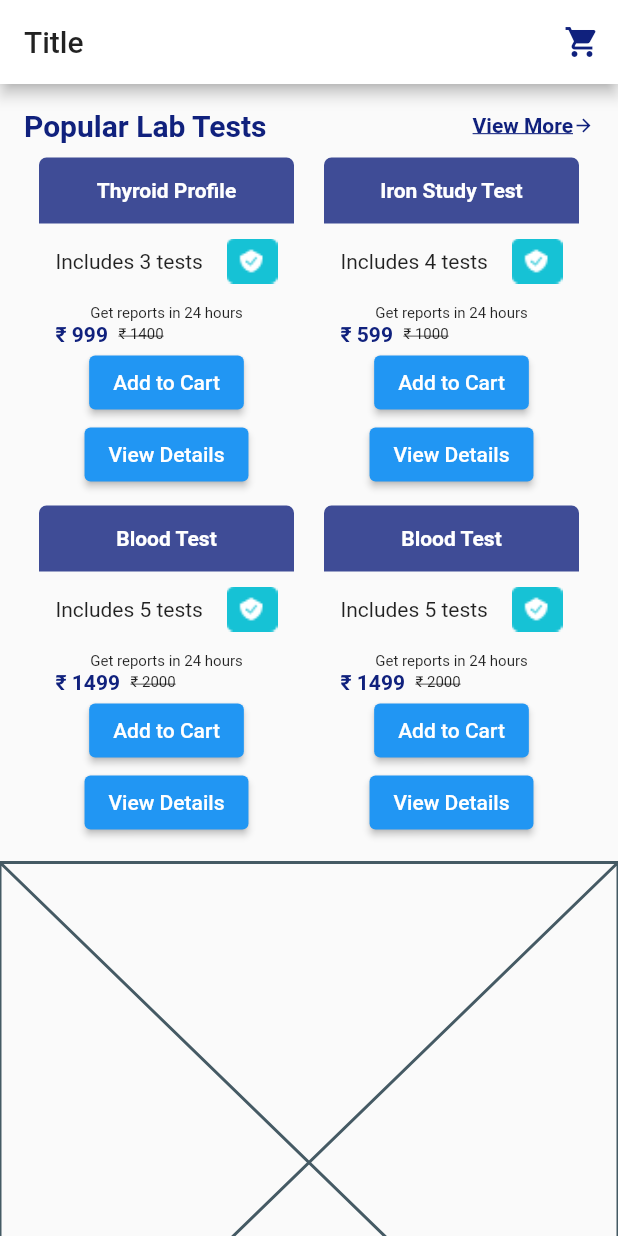
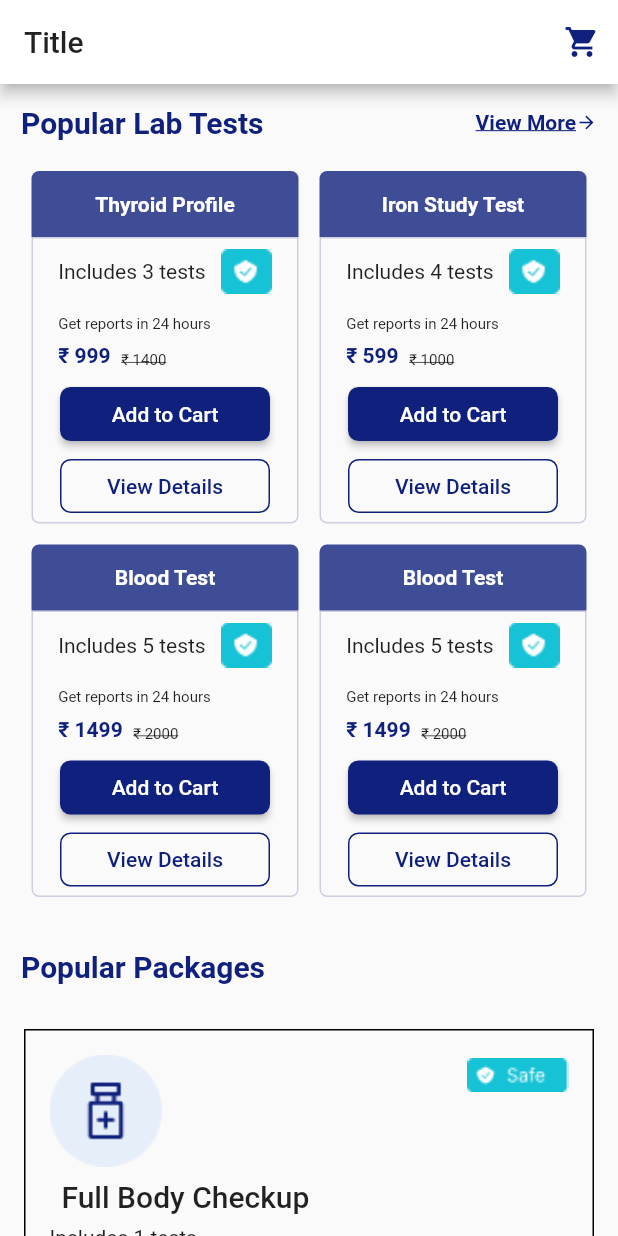
Before and after one commit to SanketSarmalkar/Medical_Test_Scheduling_App, a Flutter app: the screen it shows after launch, on a phone screen of 412 x 824 dp. Run offline on Flutter 3.47's test engine with Material 2 defaults, Android fonts, the phone set to English and light mode, and no system bars; missing offline and left inert: dart:ffi.

Commit message:
feat/popular_packages

```diff
--- a/lib/components/popular_lab_test_card.dart
+++ b/lib/components/popular_lab_test_card.dart
@@ -24,9 +24,14 @@ class _PopularLabTestCardState extends State<PopularLabTestCard> {
   Widget build(BuildContext context) {
     return Expanded(
       child: Column(
+        mainAxisAlignment: MainAxisAlignment.start,
         children: [
           Container(
-            margin: EdgeInsets.all(10),
+            margin: EdgeInsets.only(
+              top: Theme.of(context).textTheme.titleSmall!.fontSize! / 2,
+              right: Theme.of(context).textTheme.titleSmall!.fontSize! / 2,
+              left: Theme.of(context).textTheme.titleSmall!.fontSize! / 2,
+            ),
             padding: EdgeInsets.only(
               top: Theme.of(context).textTheme.titleSmall!.fontSize!,
               bottom: Theme.of(context).textTheme.titleSmall!.fontSize!,
@@ -50,9 +55,24 @@ class _PopularLabTestCardState extends State<PopularLabTestCard> {
             ),
           ),
           Container(
+              margin: EdgeInsets.only(
+                bottom: Theme.of(context).textTheme.titleSmall!.fontSize! / 2,
+                right: Theme.of(context).textTheme.titleSmall!.fontSize! / 2,
+                left: Theme.of(context).textTheme.titleSmall!.fontSize! / 2,
+              ),
               padding: EdgeInsets.only(
-                left: Theme.of(context).textTheme.bodyLarge!.fontSize! * 1.5,
-                right: Theme.of(context).textTheme.bodyLarge!.fontSize! * 1.5,
+                left: Theme.of(context).textTheme.bodyLarge!.fontSize! * 1.2,
+                right: Theme.of(context).textTheme.bodyLarge!.fontSize! * 1.2,
+                top: Theme.of(context).textTheme.bodyLarge!.fontSize! / 2,
+              ),
+              decoration: BoxDecoration(
+                borderRadius: const BorderRadius.only(
+                  bottomLeft: Radius.circular(5),
+                  bottomRight: Radius.circular(5),
+                ),
+                border: Border.all(
+                  color: const Color(0xff10217D).withOpacity(0.2),
+                ),
               ),
               child: Column(
                 children: [
@@ -71,17 +91,27 @@ class _PopularLabTestCardState extends State<PopularLabTestCard> {
                       ],
                     ),
                   ),
-                  Text(
+                  Container(
+                    padding: EdgeInsets.only(
+                        bottom:
+                            Theme.of(context).textTheme.bodyLarge!.fontSize! /
+                                2),
+                    alignment: Alignment.centerLeft,
+                    child: Text(
                       "Get reports in 24 hours",
                       style: TextStyle(
                         fontSize:
                             Theme.of(context).textTheme.labelSmall!.fontSize,
                       ),
                     ),
+                  ),
                   Row(children: [
                     Padding(
                       padding: EdgeInsets.only(
                           right:
+                              Theme.of(context).textTheme.bodyLarge!.fontSize! /
+                                  2,
+                          bottom:
                               Theme.of(context).textTheme.bodyLarge!.fontSize! /
                                   2),
                       child: Text(
@@ -104,14 +134,42 @@ class _PopularLabTestCardState extends State<PopularLabTestCard> {
                       ),
                     ),
                   ]),
-                  ElevatedButton(
+                  Column(
+                    mainAxisAlignment: MainAxisAlignment.spaceAround,
+                    //crossAxisAlignment: CrossAxisAlignment.stretch,
+                    children: [
+                      MaterialButton(
+                        color: const Color(0xff10217D),
+                        textColor: Colors.white,
+                        shape: RoundedRectangleBorder(
+                          borderRadius: BorderRadius.circular(
+                              Theme.of(context).textTheme.bodyLarge!.fontSize! /
+                                  2),
+                        ),
+                        minWidth:
+                            Theme.of(context).textTheme.bodyLarge!.fontSize! *
+                                10,
                         onPressed: () {},
                         child: Text("Add to Cart"),
                       ),
-                  ElevatedButton(
+                      MaterialButton(
+                        textColor: const Color(0xff10217D),
+                        shape: RoundedRectangleBorder(
+                          borderRadius: BorderRadius.circular(
+                              Theme.of(context).textTheme.bodyLarge!.fontSize! /
+                                  2),
+                          side: BorderSide(
+                            color: const Color(0xff10217D),
+                          ),
+                        ),
+                        minWidth:
+                            Theme.of(context).textTheme.bodyLarge!.fontSize! *
+                                10,
                         onPressed: () {},
                         child: Text("View Details"),
-                  )
+                      ),
+                    ],
+                  ),
                 ],
               )),
         ],
--- a/lib/components/popular_lab_tests.dart
+++ b/lib/components/popular_lab_tests.dart
@@ -12,10 +12,16 @@ class _PopularLabTestsState extends State<PopularLabTests> {
   @override
   Widget build(BuildContext context) {
     return Padding(
-      padding: const EdgeInsets.all(16),
+      padding: EdgeInsets.all(
+        Theme.of(context).textTheme.titleSmall!.fontSize!,
+      ),
       child: Column(
         children: [
-          Row(
+          Padding(
+            padding: EdgeInsets.only(
+              bottom: Theme.of(context).textTheme.titleSmall!.fontSize! * 1,
+            ),
+            child: Row(
               mainAxisAlignment: MainAxisAlignment.spaceBetween,
               children: [
                 Text(
@@ -47,6 +53,7 @@ class _PopularLabTestsState extends State<PopularLabTests> {
                   ],
                 )
               ],
+            ),
           ),
           const Column(
             children: [
--- /dev/null
+++ b/lib/components/popular_package_card.dart
@@ -0,0 +1,84 @@
+import 'package:flutter/material.dart';
+
+class PopularPackageCard extends StatefulWidget {
+  final String packageName;
+  final int packageQuantity;
+  final String firstTestName;
+  final String secondTestName;
+  final int packageActualPrice;
+  const PopularPackageCard({
+    super.key,
+    required this.packageName,
+    required this.packageQuantity,
+    required this.firstTestName,
+    required this.secondTestName,
+    required this.packageActualPrice,
+  });
+
+  @override
+  State<PopularPackageCard> createState() => _PopularPackageCardState();
+}
+
+class _PopularPackageCardState extends State<PopularPackageCard> {
+  @override
+  Widget build(BuildContext context) {
+    return Container(
+      margin: EdgeInsets.all(16),
+      padding: EdgeInsets.all(16),
+      decoration: BoxDecoration(border: Border.all()),
+      child: Column(
+        crossAxisAlignment: CrossAxisAlignment.start,
+        children: [
+          Row(
+            mainAxisAlignment: MainAxisAlignment.spaceBetween,
+            children: [
+              Image.asset(
+                "assets/images/popularPackageLogo1.png",
+                scale: 0.8,
+              ),
+              Container(
+                alignment: Alignment.topCenter,
+                height: 70,
+                child: Image.asset(
+                  "assets/images/popularPackageLogo2.png",
+                  scale: 0.8,
+                  alignment: Alignment.topCenter,
+                ),
+              )
+            ],
+          ),
+          Padding(
+            padding: const EdgeInsets.all(8.0),
+            child: Text(
+              widget.packageName,
+              style: Theme.of(context).textTheme.titleLarge,
+              textAlign: TextAlign.left,
+            ),
+          ),
+          Column(
+            children: [
+              Text("Includes ${widget.packageQuantity} tests"),
+              Text(".  ${widget.firstTestName}"),
+              Text(".  ${widget.secondTestName}"),
+              Text(
+                "View More",
+                style: TextStyle(
+                  decoration: TextDecoration.underline,
+                ),
+              )
+            ],
+          ),
+          Row(
+            children: [
+              Text("${widget.packageActualPrice}"),
+              MaterialButton(
+                onPressed: () {},
+                child: Text("Add to card"),
+              )
+            ],
+          )
+        ],
+      ),
+    );
+  }
+}
--- a/lib/components/popular_packages.dart
+++ b/lib/components/popular_packages.dart
@@ -1,4 +1,5 @@
 import 'package:flutter/material.dart';
+import 'package:health_checkup_store/components/popular_package_card.dart';
 
 class PopularPackages extends StatefulWidget {
   const PopularPackages({super.key});
@@ -10,6 +11,37 @@ class PopularPackages extends StatefulWidget {
 class _PopularPackagesState extends State<PopularPackages> {
   @override
   Widget build(BuildContext context) {
-    return const Placeholder();
+    return Column(
+      children: [
+        Padding(
+          padding: EdgeInsets.only(
+            bottom: Theme.of(context).textTheme.titleSmall!.fontSize! * 1,
+            left: Theme.of(context).textTheme.titleSmall!.fontSize! * 1,
+            right: Theme.of(context).textTheme.titleSmall!.fontSize! * 1,
+            top: Theme.of(context).textTheme.titleSmall!.fontSize! * 1,
+          ),
+          child: Row(
+            mainAxisAlignment: MainAxisAlignment.spaceBetween,
+            children: [
+              Text(
+                "Popular Packages",
+                style: TextStyle(
+                  color: const Color(0xff10217D),
+                  fontWeight: FontWeight.bold,
+                  fontSize: Theme.of(context).textTheme.titleLarge!.fontSize,
+                ),
+              ),
+            ],
+          ),
+        ),
+        const PopularPackageCard(
+          packageName: "Full Body Checkup",
+          packageQuantity: 1,
+          firstTestName: "CBC",
+          secondTestName: "Lipid Profile",
+          packageActualPrice: 2000,
+        ),
+      ],
+    );
   }
 }
```
Also changed, not shown: assets/images/popularPackageLogo1.png (added), assets/images/popularPackageLogo2.png (added). Lines whose indentation alone changed are shown as unchanged.
